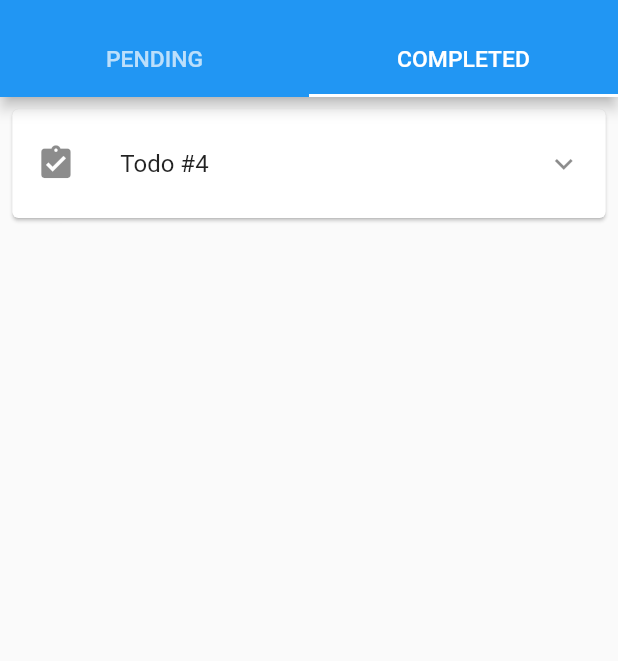
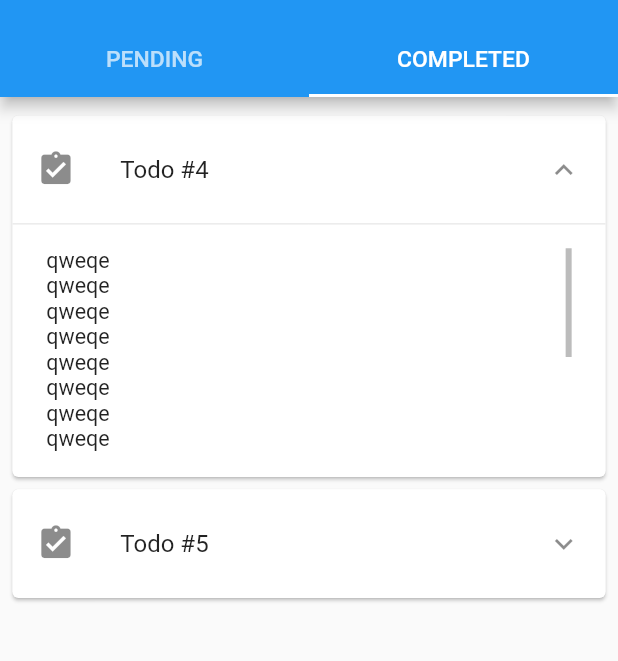
Before and after one commit to ShinMyth/flutter_basic_todo, a Flutter app: the screen it shows after launch, tab 2 chosen, after a tap on the "expand more" icon, on a phone screen of 412 x 824 dp, the part 59-720 px from its top. Run offline on Flutter 3.47's test engine with Material 2 defaults, Android fonts, the phone set to English and light mode, and no system bars; our stand-ins replace responsive_sizer.

Commit message:
Keith (UI - Ongoing) 2022-10-08

```diff
--- a/lib/main.dart
+++ b/lib/main.dart
@@ -1,5 +1,6 @@
 import 'package:todosqflite/screens/splash_screen/splash_screen_view.dart';
 import 'package:flutter/material.dart';
+import 'package:flutter/services.dart';
 import 'package:responsive_sizer/responsive_sizer.dart';
 
 void main() {
@@ -11,6 +12,8 @@ class MyApp extends StatelessWidget {
 
   @override
   Widget build(BuildContext context) {
+    SystemChrome.setPreferredOrientations([DeviceOrientation.portraitUp]);
+
     return ResponsiveSizer(
       builder: (context, orientation, screenType) {
         return const MaterialApp(
--- a/lib/models/todo_model.dart
+++ b/lib/models/todo_model.dart
@@ -1,19 +1,25 @@
 import 'dart:convert';
 
 class Todo {
-  Todo({required this.title});
+  Todo({
+    required this.title,
+    required this.content,
+  });
 
   final String title;
+  final String content;
 
   Map<String, dynamic> toMap() {
     return <String, dynamic>{
       'title': title,
+      'content': content,
     };
   }
 
   factory Todo.fromMap(Map<String, dynamic> map) {
     return Todo(
       title: map['title'] as String,
+      content: map['content'] as String,
     );
   }
 
--- a/lib/screens/todo_completed_screen/todo_completed_screen_view.dart
+++ b/lib/screens/todo_completed_screen/todo_completed_screen_view.dart
@@ -1,6 +1,7 @@
+import 'package:todosqflite/models/todo_model.dart';
 import 'package:todosqflite/widgets/custom_cards.dart';
-import 'package:todosqflite/models/todo_model.dart';
 import 'package:flutter/material.dart';
+import 'package:responsive_sizer/responsive_sizer.dart';
 
 class TodoCompletedScreenView extends StatefulWidget {
   const TodoCompletedScreenView({Key? key}) : super(key: key);
@@ -14,12 +15,27 @@ class _TodoCompletedScreenViewState extends State<TodoCompletedScreenView> {
   @override
   Widget build(BuildContext context) {
     return Scaffold(
-      body: Column(
-        children: [
-          TodoCompletedCard(
-            todo: Todo(title: "Todo #4"),
+      body: SingleChildScrollView(
+        child: Padding(
+          padding: EdgeInsets.symmetric(vertical: 1.5.h, horizontal: 2.w),
+          child: Column(
+            children: [
+              TodoCompletedCard(
+                todo: Todo(
+                  title: "Todo #4",
+                  content:
+                      "qweqe\nqweqe\nqweqe\nqweqe\nqweqe\nqweqe\nqweqe\nqweqe\nqweqe\nqweqe\nqweqe\nqweqe\nqweqe\nqweqe\n",
+                ),
+              ),
+              TodoCompletedCard(
+                todo: Todo(
+                  title: "Todo #5",
+                  content: "qweqe\nqweqe\nqweqe\nqweqe\nqweqe\n",
+                ),
+              ),
+            ],
           ),
-        ],
+        ),
       ),
     );
   }
--- a/lib/screens/todo_pending_screen/todo_pending_screen_view.dart
+++ b/lib/screens/todo_pending_screen/todo_pending_screen_view.dart
@@ -1,6 +1,10 @@
+import 'package:todosqflite/models/todo_model.dart';
+import 'package:todosqflite/screens/todo_input_screen/todo_input_screen_view.dart';
 import 'package:todosqflite/widgets/custom_cards.dart';
-import 'package:todosqflite/models/todo_model.dart';
 import 'package:flutter/material.dart';
+import 'package:responsive_sizer/responsive_sizer.dart';
+
+// import 'package:flutter_spinkit/flutter_spinkit.dart';
 
 class TodoPendingScreenView extends StatefulWidget {
   const TodoPendingScreenView({Key? key}) : super(key: key);
@@ -13,24 +17,71 @@ class _TodoPendingScreenViewState extends State<TodoPendingScreenView> {
   @override
   Widget build(BuildContext context) {
     return Scaffold(
-      body: Column(
+      body: SingleChildScrollView(
+        child: Padding(
+          padding: EdgeInsets.symmetric(vertical: 1.5.h, horizontal: 2.w),
+          child: Column(
             children: [
               TodoPendingCard(
-            todo: Todo(title: "Todo #1"),
+                todo: Todo(
+                  title: "Todo #1",
+                  content: "asdas\nasdas",
+                ),
               ),
               TodoPendingCard(
-            todo: Todo(title: "Todo #2"),
+                todo: Todo(
+                  title: "Todo #2",
+                  content: "asdas\nasdas\nasdas",
+                ),
               ),
               TodoPendingCard(
-            todo: Todo(title: "Todo #3"),
+                todo: Todo(
+                  title: "Todo #3",
+                  content:
+                      "asdas\nasdas\nasdas\nasdas\nasdas\nasdas\nasdas\nasdas\nasdas\nasdas\nasdas\nasdas\nasdas\nasdas\nasdas\n",
+                ),
               ),
               TodoPendingCard(
-            todo: Todo(title: "Todo #5"),
+                todo: Todo(
+                  title: "Todo #5",
+                  content:
+                      "asdas\nasdas\nasdas\nasdas\nasdas\nasdas\nasdas\nasdas\nasdas\nasdas\nasdas\nasdas\nasdas\nasdas\nasdas\n",
+                ),
               ),
             ],
           ),
+        ),
+      ),
       floatingActionButton: FloatingActionButton(
-        onPressed: () {},
+        onPressed: () async {
+          // showDialog(
+          //   context: context,
+          //   barrierDismissible: false,
+          //   barrierColor: Colors.transparent,
+          //   builder: (BuildContext context) {
+          //     return WillPopScope(
+          //       onWillPop: () async {
+          //         return false;
+          //       },
+          //       child: const SpinKitCircle(
+          //         color: Colors.purple,
+          //         size: 50.0,
+          //       ),
+          //     );
+          //   },
+          // );
+
+          // await Future.delayed(const Duration(seconds: 2), () {
+          //   Navigator.pop(context);
+          // });
+
+          Navigator.push(
+            context,
+            MaterialPageRoute(
+              builder: (context) => const TodoInputScreenView(),
+            ),
+          );
+        },
         child: const Icon(Icons.add),
       ),
     );
--- a/lib/widgets/custom_cards.dart
+++ b/lib/widgets/custom_cards.dart
@@ -16,29 +16,63 @@ class TodoPendingCard extends StatefulWidget {
 }
 
 class _TodoPendingCardState extends State<TodoPendingCard> {
+  bool isExpanded = false;
+  ScrollController scrollController = ScrollController();
+
+  changeIsExpanded() {
+    setState(() {
+      isExpanded = !isExpanded;
+    });
+  }
+
   @override
   Widget build(BuildContext context) {
     return Card(
-      margin: EdgeInsets.only(
-        top: 1.h,
-        left: 2.w,
-        right: 2.w,
-      ),
+      margin: EdgeInsets.only(bottom: 1.h),
       clipBehavior: Clip.antiAlias,
       child: Padding(
         padding: EdgeInsets.symmetric(vertical: 1.h),
-        child: ListTile(
+        child: Column(
+          children: [
+            ListTile(
               leading: Icon(
                 Icons.assignment,
                 size: 21.sp,
               ),
               title: Text(widget.todo.title),
               trailing: GestureDetector(
-            onTap: () {},
-            child: const Icon(
-              Icons.expand_more,
+                onTap: () {
+                  changeIsExpanded();
+                },
+                child: Icon(
+                  isExpanded == false ? Icons.expand_more : Icons.expand_less,
                 ),
               ),
+            ),
+            if (isExpanded == true) ...[
+              const Divider(),
+              Container(
+                height: 18.5.h,
+                width: 85.w,
+                padding: EdgeInsets.symmetric(vertical: 1.h),
+                child: Scrollbar(
+                  controller: scrollController,
+                  isAlwaysShown: true,
+                  child: SingleChildScrollView(
+                    controller: scrollController,
+                    scrollDirection: Axis.vertical,
+                    physics: const ClampingScrollPhysics(),
+                    child: Text(
+                      widget.todo.content,
+                      style: TextStyle(
+                        fontSize: 15.5.sp,
+                      ),
+                    ),
+                  ),
+                ),
+              ),
+            ],
+          ],
         ),
       ),
     );
@@ -59,29 +93,63 @@ class TodoCompletedCard extends StatefulWidget {
 }
 
 class _TodoCompletedCardState extends State<TodoCompletedCard> {
+  bool isExpanded = false;
+  ScrollController scrollController = ScrollController();
+
+  changeIsExpanded() {
+    setState(() {
+      isExpanded = !isExpanded;
+    });
+  }
+
   @override
   Widget build(BuildContext context) {
     return Card(
-      margin: EdgeInsets.only(
-        top: 1.h,
-        left: 2.w,
-        right: 2.w,
-      ),
+      margin: EdgeInsets.only(bottom: 1.h),
       clipBehavior: Clip.antiAlias,
       child: Padding(
         padding: EdgeInsets.symmetric(vertical: 1.h),
-        child: ListTile(
+        child: Column(
+          children: [
+            ListTile(
               leading: Icon(
                 Icons.assignment_turned_in,
                 size: 21.sp,
               ),
               title: Text(widget.todo.title),
               trailing: GestureDetector(
-            onTap: () {},
-            child: const Icon(
-              Icons.expand_more,
+                onTap: () {
+                  changeIsExpanded();
+                },
+                child: Icon(
+                  isExpanded == false ? Icons.expand_more : Icons.expand_less,
                 ),
               ),
+            ),
+            if (isExpanded == true) ...[
+              const Divider(),
+              Container(
+                height: 18.5.h,
+                width: 85.w,
+                padding: EdgeInsets.symmetric(vertical: 1.h),
+                child: Scrollbar(
+                  controller: scrollController,
+                  isAlwaysShown: true,
+                  child: SingleChildScrollView(
+                    controller: scrollController,
+                    scrollDirection: Axis.vertical,
+                    physics: const ClampingScrollPhysics(),
+                    child: Text(
+                      widget.todo.content,
+                      style: TextStyle(
+                        fontSize: 15.5.sp,
+                      ),
+                    ),
+                  ),
+                ),
+              ),
+            ],
+          ],
         ),
       ),
     );
--- a/pubspec.yaml
+++ b/pubspec.yaml
@@ -37,6 +37,9 @@ dependencies:
 
   # Implement a responsive layout
   responsive_sizer: ^3.1.1
+
+  # testing only
+  flutter_spinkit: ^5.1.0
 
 dev_dependencies:
   flutter_test:
```
Also changed, not shown: lib/screens/todo_input_screen/todo_input_screen_view.dart (added, +102 -0 lines), pubspec.lock, 3 other files. Lines whose indentation alone changed are shown as unchanged.
